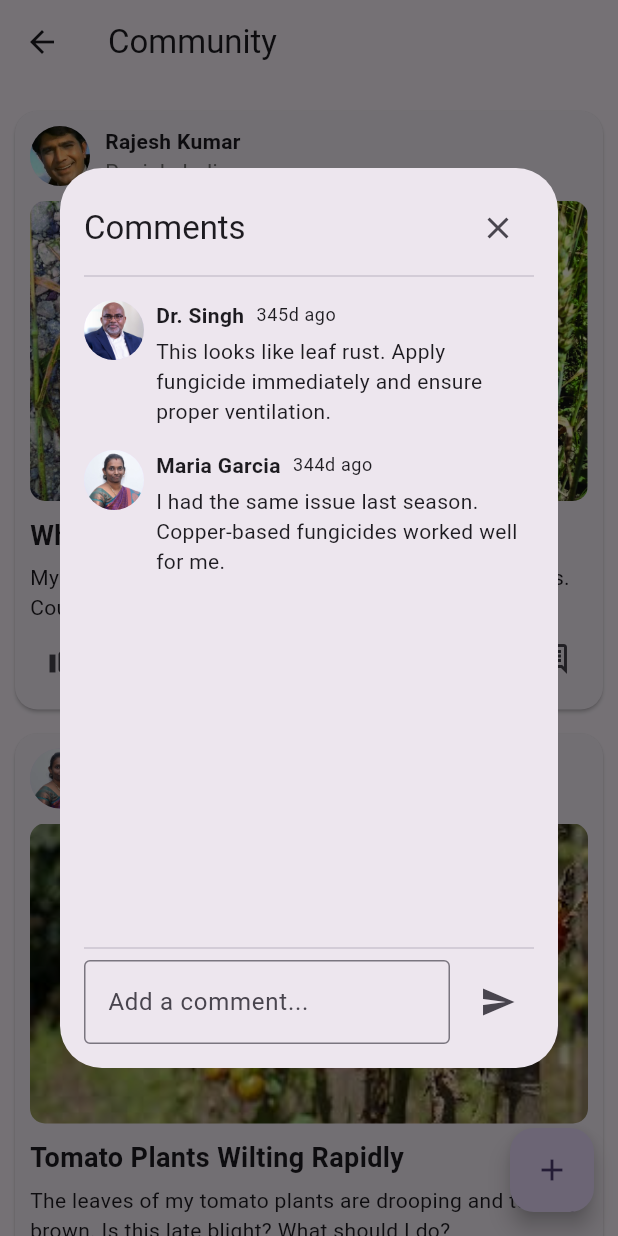
After one commit to ameyjoshi3068/dypcoe_hackathon, a Flutter app: the CommunityScreen screen opened directly, after a tap on the "thumb up" icon, after a tap on the "thumb down" icon, after a tap on the "comment" icon, on a phone screen of 412 x 824 dp. The commit adds this screen. Run offline on Flutter 3.47's test engine with Material 3 defaults, Android fonts, the phone set to English and light mode, and no system bars; our stand-ins replace flutter_dotenv, flutter_markdown, flutter_spinkit, google_generative_ai, hive, hive_flutter and 1 more; missing offline and left inert: flutter_ai_toolkit; accounts and stored records are empty; network calls fail.

Commit message:
Added comments

```diff
--- /dev/null
+++ b/lib/models/comment.dart
@@ -0,0 +1,13 @@
+class Comment {
+  final String userName;
+  final String userImage;
+  final String text;
+  final DateTime timestamp;
+
+  Comment({
+    required this.userName,
+    required this.userImage,
+    required this.text,
+    required this.timestamp,
+  });
+}
--- a/lib/providers/community_provider.dart
+++ b/lib/providers/community_provider.dart
@@ -1,3 +1,5 @@
+import 'package:chatbotapp/models/comment.dart';
+import 'package:chatbotapp/widgets/comments_dialog.dart';
 import 'package:flutter/material.dart';
 import 'package:hive/hive.dart';
 
@@ -27,6 +29,9 @@ class CommunityMessage {
   @HiveField(7)
   int dislikes;
 
+  @HiveField(8)
+  final List<Comment> comments;
+
   CommunityMessage({
     required this.title,
     required this.cropImage,
@@ -36,6 +41,7 @@ class CommunityMessage {
     required this.profileImage,
     this.likes = 0,
     this.dislikes = 0,
+    this.comments = const [],
   });
 }
 
@@ -51,6 +57,22 @@ class CommunityProvider with ChangeNotifier {
       profileImage: "assets/profiles/rajesh.jpg",
       likes: 5,
       dislikes: 0,
+      comments: [
+        Comment(
+          userName: "Dr. Singh",
+          userImage: "assets/profiles/john.jpg",
+          text:
+              "This looks like leaf rust. Apply fungicide immediately and ensure proper ventilation.",
+          timestamp: DateTime(2024, 3, 15, 10, 30),
+        ),
+        Comment(
+          userName: "Maria Garcia",
+          userImage: "assets/profiles/anita.jpg",
+          text:
+              "I had the same issue last season. Copper-based fungicides worked well for me.",
+          timestamp: DateTime(2024, 3, 15, 11, 45),
+        ),
+      ],
     ),
     CommunityMessage(
       title: "Tomato Plants Wilting Rapidly",
@@ -62,6 +84,15 @@ class CommunityProvider with ChangeNotifier {
       profileImage: "assets/profiles/anita.jpg",
       likes: 8,
       dislikes: 1,
+      comments: [
+        Comment(
+          userName: "Plant Expert",
+          userImage: "assets/profiles/deepak.jpg",
+          text:
+              "Classic symptoms of late blight. Remove affected leaves and treat with appropriate fungicide.",
+          timestamp: DateTime(2024, 3, 14, 15, 20),
+        ),
+      ],
     ),
     CommunityMessage(
       title: "Sunflower Leaves Developing White Spots",
@@ -73,6 +104,22 @@ class CommunityProvider with ChangeNotifier {
       profileImage: "assets/profiles/john.jpg",
       likes: 10,
       dislikes: 2,
+      comments: [
+        Comment(
+          userName: "Garden Master",
+          userImage: "assets/profiles/garden_master.jpg",
+          text:
+              "This could be powdery mildew. Try neem oil solution as an organic treatment.",
+          timestamp: DateTime(2024, 3, 13, 9, 15),
+        ),
+        Comment(
+          userName: "Sarah Johnson",
+          userImage: "assets/profiles/emily.jpg",
+          text:
+              "Make sure to improve air circulation around plants to prevent fungal issues.",
+          timestamp: DateTime(2024, 3, 13, 10, 30),
+        ),
+      ],
     ),
     CommunityMessage(
       title: "Apple Trees Affected by Scab",
@@ -129,4 +176,41 @@ class CommunityProvider with ChangeNotifier {
     _dislikedMessages.add(index);
     notifyListeners();
   }
+
+  void showCommentsDialog(BuildContext context, int messageIndex) {
+    showDialog(
+      context: context,
+      builder: (context) => CommentsDialog(
+        message: _messages[messageIndex],
+        onAddComment: (String comment) {
+          addComment(messageIndex, comment);
+        },
+      ),
+    );
+  }
+
+  void addComment(int messageIndex, String commentText) {
+    final newComments = List<Comment>.from(_messages[messageIndex].comments)
+      ..add(Comment(
+        userName: 'Current User', // Replace with actual user name
+        userImage:
+            'assets/default_avatar.png', // Replace with actual user image
+        text: commentText,
+        timestamp: DateTime.now(),
+      ));
+
+    _messages[messageIndex] = CommunityMessage(
+      title: _messages[messageIndex].title,
+      cropImage: _messages[messageIndex].cropImage,
+      description: _messages[messageIndex].description,
+      senderName: _messages[messageIndex].senderName,
+      senderPlace: _messages[messageIndex].senderPlace,
+      profileImage: _messages[messageIndex].profileImage,
+      likes: _messages[messageIndex].likes,
+      dislikes: _messages[messageIndex].dislikes,
+      comments: newComments,
+    );
+
+    notifyListeners();
+  }
 }
--- a/lib/screens/community_screen.dart
+++ b/lib/screens/community_screen.dart
@@ -101,6 +101,15 @@ class CommunityScreen extends StatelessWidget {
                           // Implement sharing logic here
                         },
                       ),
+                      IconButton(
+                        icon: const Icon(Icons
+                            .comment_outlined), // Using outlined icon for better visual
+                        onPressed: () {
+                          context
+                              .read<CommunityProvider>()
+                              .showCommentsDialog(context, index);
+                        },
+                      ),
                     ],
                   ),
                 ],
--- /dev/null
+++ b/lib/widgets/comments_dialog.dart
@@ -0,0 +1,153 @@
+import 'package:chatbotapp/providers/community_provider.dart';
+import 'package:flutter/material.dart';
+import 'package:chatbotapp/models/comment.dart';
+
+class CommentsDialog extends StatefulWidget {
+  final CommunityMessage message;
+  final Function(String) onAddComment;
+
+  const CommentsDialog({
+    Key? key,
+    required this.message,
+    required this.onAddComment,
+  }) : super(key: key);
+
+  @override
+  State<CommentsDialog> createState() => _CommentsDialogState();
+}
+
+class _CommentsDialogState extends State<CommentsDialog> {
+  final TextEditingController _commentController = TextEditingController();
+
+  @override
+  void dispose() {
+    _commentController.dispose();
+    super.dispose();
+  }
+
+  @override
+  Widget build(BuildContext context) {
+    return Dialog(
+      child: Container(
+        padding: const EdgeInsets.all(16),
+        constraints: const BoxConstraints(maxWidth: 400, maxHeight: 600),
+        child: Column(
+          crossAxisAlignment: CrossAxisAlignment.stretch,
+          children: [
+            Row(
+              mainAxisAlignment: MainAxisAlignment.spaceBetween,
+              children: [
+                Text(
+                  'Comments',
+                  style: Theme.of(context).textTheme.titleLarge,
+                ),
+                IconButton(
+                  icon: const Icon(Icons.close),
+                  onPressed: () => Navigator.of(context).pop(),
+                ),
+              ],
+            ),
+            const Divider(),
+            Expanded(
+              child: ListView.builder(
+                itemCount: widget.message.comments.length,
+                itemBuilder: (context, index) {
+                  final comment = widget.message.comments[index];
+                  return CommentTile(comment: comment);
+                },
+              ),
+            ),
+            const Divider(),
+            Row(
+              children: [
+                Expanded(
+                  child: TextField(
+                    controller: _commentController,
+                    decoration: const InputDecoration(
+                      hintText: 'Add a comment...',
+                      border: OutlineInputBorder(),
+                    ),
+                  ),
+                ),
+                const SizedBox(width: 8),
+                IconButton(
+                  icon: const Icon(Icons.send),
+                  onPressed: () {
+                    if (_commentController.text.isNotEmpty) {
+                      widget.onAddComment(_commentController.text);
+                      _commentController.clear();
+                      Navigator.of(context).pop();
+                    }
+                  },
+                ),
+              ],
+            ),
+          ],
+        ),
+      ),
+    );
+  }
+}
+
+class CommentTile extends StatelessWidget {
+  final Comment comment;
+
+  const CommentTile({
+    Key? key,
+    required this.comment,
+  }) : super(key: key);
+
+  @override
+  Widget build(BuildContext context) {
+    return Padding(
+      padding: const EdgeInsets.symmetric(vertical: 8),
+      child: Row(
+        crossAxisAlignment: CrossAxisAlignment.start,
+        children: [
+          CircleAvatar(
+            backgroundImage: AssetImage(comment.userImage),
+            radius: 20,
+          ),
+          const SizedBox(width: 8),
+          Expanded(
+            child: Column(
+              crossAxisAlignment: CrossAxisAlignment.start,
+              children: [
+                Row(
+                  children: [
+                    Text(
+                      comment.userName,
+                      style: const TextStyle(fontWeight: FontWeight.bold),
+                    ),
+                    const SizedBox(width: 8),
+                    Text(
+                      _formatTimestamp(comment.timestamp),
+                      style: Theme.of(context).textTheme.bodySmall,
+                    ),
+                  ],
+                ),
+                const SizedBox(height: 4),
+                Text(comment.text),
+              ],
+            ),
+          ),
+        ],
+      ),
+    );
+  }
+
+  String _formatTimestamp(DateTime timestamp) {
+    final now = DateTime.now();
+    final difference = now.difference(timestamp);
+
+    if (difference.inDays > 0) {
+      return '${difference.inDays}d ago';
+    } else if (difference.inHours > 0) {
+      return '${difference.inHours}h ago';
+    } else if (difference.inMinutes > 0) {
+      return '${difference.inMinutes}m ago';
+    } else {
+      return 'Just now';
+    }
+  }
+}
```
Also changed, not shown: 4 other files.
